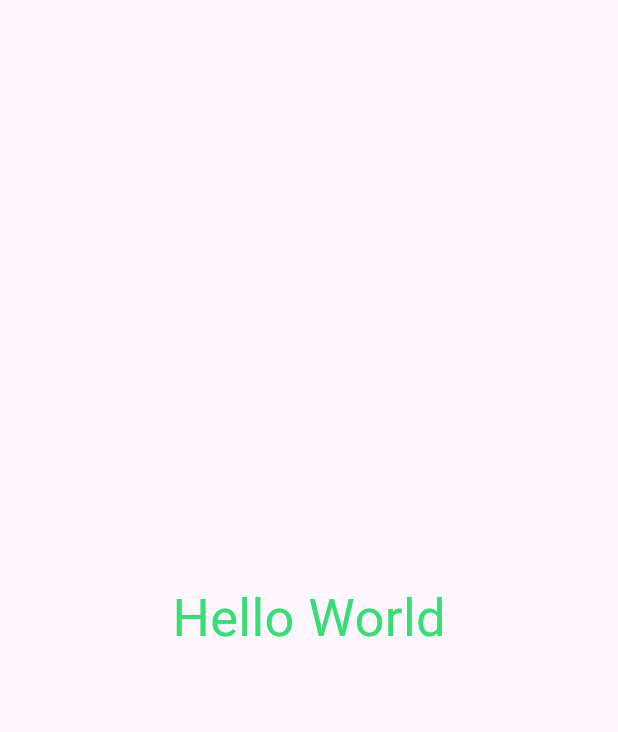
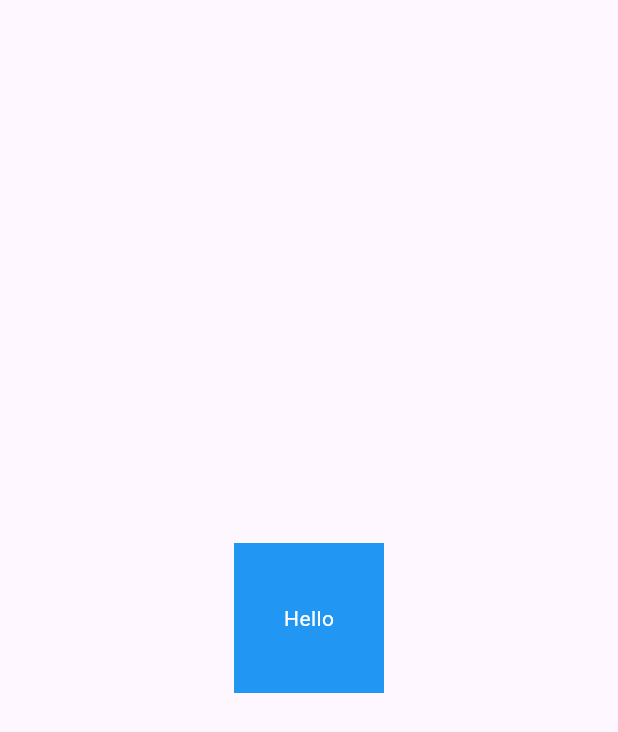
Before and after one commit to almar26/flutter_dct2b, a Flutter app: the screen it shows after launch, on a phone screen of 412 x 824 dp. Shown: the top 732 px of the screen. Run offline on Flutter 3.47's test engine with Material 3 defaults, Android fonts, the phone set to English and light mode, and no system bars.

Commit message:
added container widget

```diff
--- a/lib/container_page.dart
+++ b/lib/container_page.dart
@@ -0,0 +1,21 @@
+import 'package:flutter/material.dart';
+
+class ContainerPage extends StatelessWidget {
+  const ContainerPage({super.key});
+
+  @override
+  Widget build(BuildContext context) {
+    return Scaffold(
+      body: Center(
+        child: Container(
+          height: 100,
+          width: 100,
+          color: Colors.blue,
+          child: Center(
+            child: Text("Hello", style: TextStyle(color: Colors.white)),
+          ),
+        ),
+      ),
+    );
+  }
+}
--- a/lib/main.dart
+++ b/lib/main.dart
@@ -1,5 +1,5 @@
 
-import 'package:dct2b_app/dashboard.dart';
+import 'package:dct2b_app/container_page.dart';
 import 'package:flutter/material.dart';
 
 void main() {
@@ -12,7 +12,7 @@ class MainApp extends StatelessWidget {
   @override
   Widget build(BuildContext context) {
     return const MaterialApp(
-      home: Dashboard()
+      home: ContainerPage()
     );
   }
 }
```
